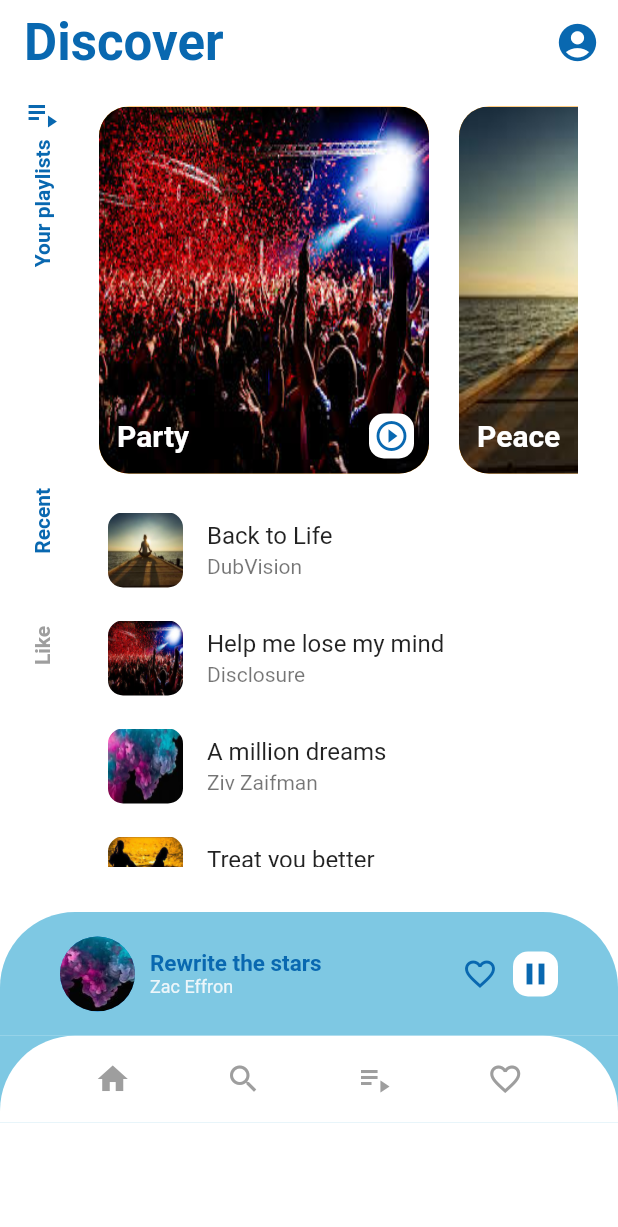
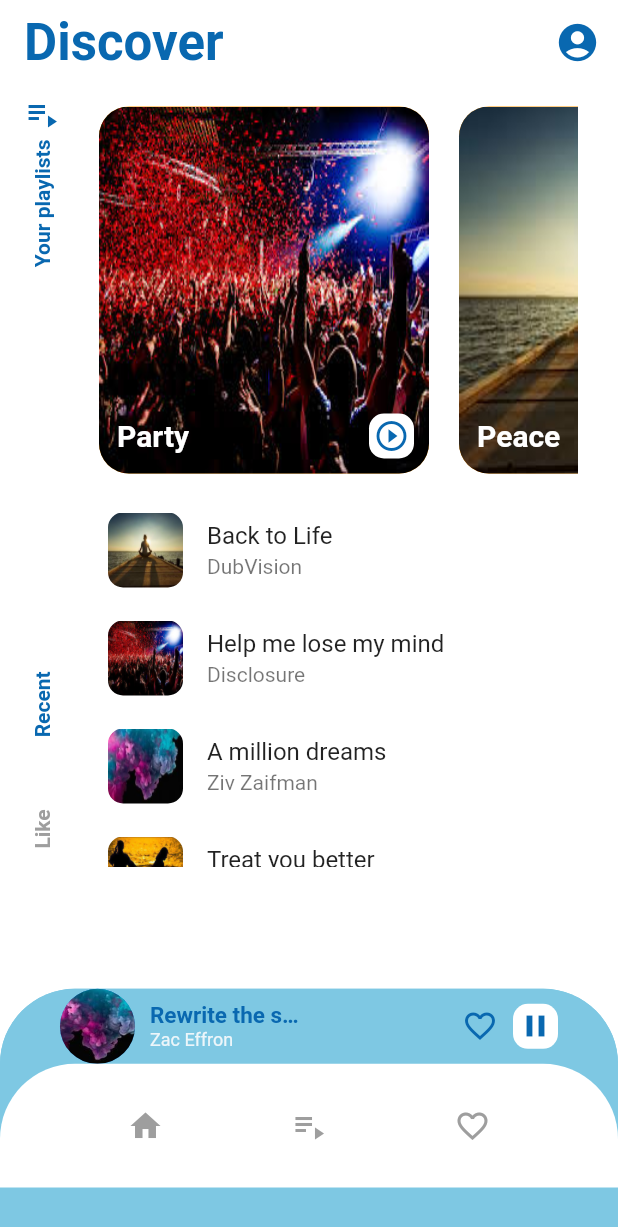
Before and after one commit to truongcongminh96/flutter-music, a Flutter app: the screen it shows after launch, on a phone screen of 412 x 824 dp. Shown: the top 1227 px of the screen. Run offline on Flutter 3.47's test engine with Material 2 defaults, Android fonts, the phone set to English and light mode, and no system bars; our stand-ins replace google_fonts.

Commit message:
Update Ui

```diff
--- /dev/null
+++ b/lib/pages/dashboard/dashboard_action_tab.dart
@@ -0,0 +1,34 @@
+import 'package:flutter/material.dart';
+import 'package:flutter_music/constant/constant_app.dart';
+
+class DashBoardActionTab extends StatefulWidget{
+  @override
+  _DashBoardActionTabState createState() => _DashBoardActionTabState();
+}
+
+class _DashBoardActionTabState extends State<DashBoardActionTab> {
+  @override
+  Widget build(BuildContext context) {
+    return Container(
+      color: kWhiteColor,
+      height: 50.0,
+      child: Row(
+        mainAxisAlignment: MainAxisAlignment.spaceEvenly,
+        children: [
+          Icon(
+            Icons.add_chart,
+            color: kLightColor,
+          ),
+          Icon(
+            Icons.playlist_play,
+            color: kLightColor,
+          ),
+          Icon(
+            Icons.favorite,
+            color: favoriteColor,
+          )
+        ],
+      ),
+    );
+  }
+}
--- /dev/null
+++ b/lib/pages/dashboard/dashboard_navigation.dart
@@ -0,0 +1,127 @@
+import 'package:flutter/material.dart';
+import 'package:flutter_music/constant/constant_app.dart';
+
+class DashBoardNavigation extends StatefulWidget {
+  @override
+  _DashBoardState createState() => _DashBoardState();
+}
+
+class _DashBoardState extends State<DashBoardNavigation> {
+  @override
+  Widget build(BuildContext context) {
+    Size size = MediaQuery.of(context).size;
+    return Container(
+      height: size.height / 5,
+      width: size.width,
+      decoration: BoxDecoration(
+          borderRadius: BorderRadius.only(
+            topLeft: Radius.circular(50),
+            topRight: Radius.circular(50),
+          ),
+          color: kSecondaryColor),
+      child: SingleChildScrollView(
+        child: Column(
+          children: [
+            _buildCurrentPlayingSong((size.height / 5) / 2),
+            Container(
+              height: (size.height / 5) / 2,
+              child: Container(
+                decoration: BoxDecoration(
+                    borderRadius: BorderRadius.only(
+                      topLeft: Radius.circular(50),
+                      topRight: Radius.circular(50),
+                    ),
+                    color: kWhiteColor),
+                child: Row(
+                  mainAxisAlignment: MainAxisAlignment.spaceEvenly,
+                  children: [
+                    Icon(
+                      Icons.home,
+                      color: kLightColor,
+                    ),
+                    Icon(
+                      Icons.playlist_play,
+                      color: kLightColor,
+                    ),
+                    Icon(
+                      Icons.favorite_border,
+                      color: kLightColor,
+                    )
+                  ],
+                ),
+              ),
+            ),
+          ],
+        ),
+      ),
+    );
+  }
+
+  _buildCurrentPlayingSong(size) {
+    return GestureDetector(
+      onTap: () {
+        Navigator.pushNamed(context, '/song');
+      },
+      child: Container(
+        padding: EdgeInsets.symmetric(horizontal: 40.0),
+        decoration: BoxDecoration(
+            color: kSecondaryColor,
+            borderRadius: BorderRadius.only(
+                topLeft: Radius.circular(50.0),
+                topRight: Radius.circular(50.0))),
+        child: Row(
+          children: [
+            CircleAvatar(
+                radius: 25,
+                backgroundImage: AssetImage('assets/images/colors.jpg')),
+            SizedBox(
+              width: 10.0,
+            ),
+            Expanded(
+              child: Column(
+                mainAxisAlignment: MainAxisAlignment.center,
+                crossAxisAlignment: CrossAxisAlignment.start,
+                children: [
+                  Text(
+                    'Rewrite the stars',
+                    maxLines: 1,
+                    overflow: TextOverflow.ellipsis,
+                    style: TextStyle(
+                        color: kPrimaryColor,
+                        fontWeight: FontWeight.bold,
+                        fontSize: 15),
+                  ),
+                  Text(
+                    'Zac Effron',
+                    maxLines: 1,
+                    overflow: TextOverflow.ellipsis,
+                    style: TextStyle(color: kLightColor2, fontSize: 12),
+                  )
+                ],
+              ),
+            ),
+            Expanded(
+              child: Container(),
+            ),
+            Icon(
+              Icons.favorite_border,
+              color: kPrimaryColor,
+            ),
+            SizedBox(width: 10.0),
+            Container(
+              height: 30,
+              width: 30,
+              decoration: BoxDecoration(
+                  borderRadius: BorderRadiusDirectional.circular(10.0),
+                  color: Colors.white),
+              child: Icon(
+                Icons.pause,
+                color: kPrimaryColor,
+              ),
+            )
+          ],
+        ),
+      ),
+    );
+  }
+}
--- a/lib/pages/home_page/home_page.dart
+++ b/lib/pages/home_page/home_page.dart
@@ -2,6 +2,7 @@ import 'package:flutter/material.dart';
 import 'package:flutter_music/constant/constant_app.dart';
 import 'package:flutter_music/models/playlist.dart';
 import 'package:flutter_music/models/song.dart';
+import 'package:flutter_music/pages/dashboard/dashboard_navigation.dart';
 
 class HomePage extends StatefulWidget {
   @override
@@ -39,122 +40,17 @@ class _HomePageState extends State<HomePage> {
       ),
       body: Container(
           height: size.height,
-        child: Column(
-          children: [
-            Container(
-              height: size.height * 0.67,
+          child: SingleChildScrollView(
+            child: Container(
+                height: size.height,
                 child: Row(
-                crossAxisAlignment: CrossAxisAlignment.start,
                   children: [
                     _buildNavigationRail(),
                     _buildPlaylistAndSongs(size)
                   ],
-              ),
-            ),
-            _buildCurrentPlayingSong(size),
-            _buildBottomBar(size)
-          ],
-        ),
-      ),
-    );
-  }
-
-  Widget _buildBottomBar(Size size) {
-    return Container(
-      height: size.height * 0.07,
-      color: kSecondaryColor,
-      child: Container(
-        decoration: BoxDecoration(
-            borderRadius: BorderRadius.only(
-              topLeft: Radius.circular(50),
-              topRight: Radius.circular(50),
-            ),
-            color: kWhiteColor),
-        child: Row(
-          mainAxisAlignment: MainAxisAlignment.spaceEvenly,
-          children: [
-            Icon(
-              Icons.home,
-              color: kLightColor,
-            ),
-            Icon(
-              Icons.search,
-              color: kLightColor,
-            ),
-            Icon(
-              Icons.playlist_play,
-              color: kLightColor,
-            ),
-            Icon(
-              Icons.favorite_border,
-              color: kLightColor,
-            )
-          ],
-        ),
-      ),
-    );
-  }
-
-  Widget _buildCurrentPlayingSong(Size size) {
-    return GestureDetector(
-      onTap: () {
-        Navigator.pushNamed(context, '/song');
-      },
-      child: Container(
-        height: size.height * 0.1,
-        padding: EdgeInsets.symmetric(horizontal: 40.0),
-        decoration: BoxDecoration(
-            color: kSecondaryColor,
-            borderRadius: BorderRadius.only(
-                topLeft: Radius.circular(50.0),
-                topRight: Radius.circular(50.0))),
-        child: Row(
-          children: [
-            CircleAvatar(
-                radius: 25,
-                backgroundImage: AssetImage('assets/images/colors.jpg')),
-            SizedBox(
-              width: 10.0,
-            ),
-            Column(
-              mainAxisAlignment: MainAxisAlignment.center,
-              crossAxisAlignment: CrossAxisAlignment.start,
-              children: [
-                Text(
-                  'Rewrite the stars',
-                  style: TextStyle(
-                      color: kPrimaryColor,
-                      fontWeight: FontWeight.bold,
-                      fontSize: 15),
-                ),
-                Text(
-                  'Zac Effron',
-                  style: TextStyle(color: kLightColor2, fontSize: 12),
-                )
-              ],
-            ),
-            Expanded(
-              child: Container(),
-            ),
-            Icon(
-              Icons.favorite_border,
-              color: kPrimaryColor,
-            ),
-            SizedBox(width: 10.0),
-            Container(
-              height: 30,
-              width: 30,
-              decoration: BoxDecoration(
-                  borderRadius: BorderRadiusDirectional.circular(10.0),
-                  color: Colors.white),
-              child: Icon(
-                Icons.pause,
-                color: kPrimaryColor,
-              ),
-            )
-          ],
-        ),
-      ),
+                )),
+          )),
+      bottomNavigationBar: DashBoardNavigation(),
     );
   }
 
--- a/lib/pages/playing_song/playing_song.dart
+++ b/lib/pages/playing_song/playing_song.dart
@@ -1,5 +1,6 @@
 import 'package:flutter/material.dart';
 import 'package:flutter_music/constant/constant_app.dart';
+import 'package:flutter_music/pages/dashboard/dashboard_action_tab.dart';
 
 class PlayingSong extends StatefulWidget {
   @override
@@ -48,7 +49,8 @@ class _PlayingSongState extends State<PlayingSong> {
           )
         ],
       ),
-      body: Container(
+      body: SingleChildScrollView(
+        child: Container(
           decoration: BoxDecoration(
             color: kWhiteColor,
             borderRadius: BorderRadius.only(
@@ -74,12 +76,17 @@ class _PlayingSongState extends State<PlayingSong> {
                 padding: const EdgeInsets.symmetric(horizontal: 20.0),
                 child: Row(
                   children: [
+                    Expanded(
+                        child:
                         Text(
                           'Rewrite the stars',
+                          maxLines: 1,
+                          overflow: TextOverflow.ellipsis,
                           style: TextStyle(
                               color: kPrimaryColor,
                               fontSize: 25.0,
                               fontWeight: FontWeight.bold),
+                        ),
                     ),
                     Expanded(
                       child: Container(),
@@ -172,6 +179,8 @@ class _PlayingSongState extends State<PlayingSong> {
             ],
           ),
         ),
+      ),
+      bottomNavigationBar: DashBoardActionTab(),
     );
   }
 }
```
Also changed, not shown: pubspec.lock. Lines whose indentation alone changed are shown as unchanged.
